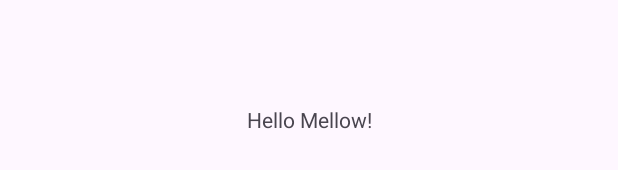
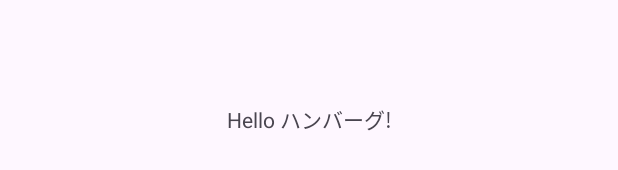
Before and after one commit to sososo927/Mellow, an Android app: the layout activity_main.xml on its own in the app's theme, with its tools: preview values and no code run, on a phone screen of 412 x 824 dp. Shown: the part 499-669 px from the top of the screen. Run offline under Robolectric (Android 15) with nearby library versions, the phone set to English and light mode, and no system bars.

Commit message:
[activity_main.xml] hello mellow!をハンバーグにしました

```diff
--- a/app/src/main/res/layout/activity_main.xml
+++ b/app/src/main/res/layout/activity_main.xml
@@ -10,7 +10,7 @@
     <TextView
         android:layout_width="wrap_content"
         android:layout_height="wrap_content"
-        android:text="Hello Mellow!"
+        android:text="Hello ハンバーグ!"
         app:layout_constraintBottom_toBottomOf="parent"
         app:layout_constraintEnd_toEndOf="parent"
         app:layout_constraintStart_toStartOf="parent"
```
